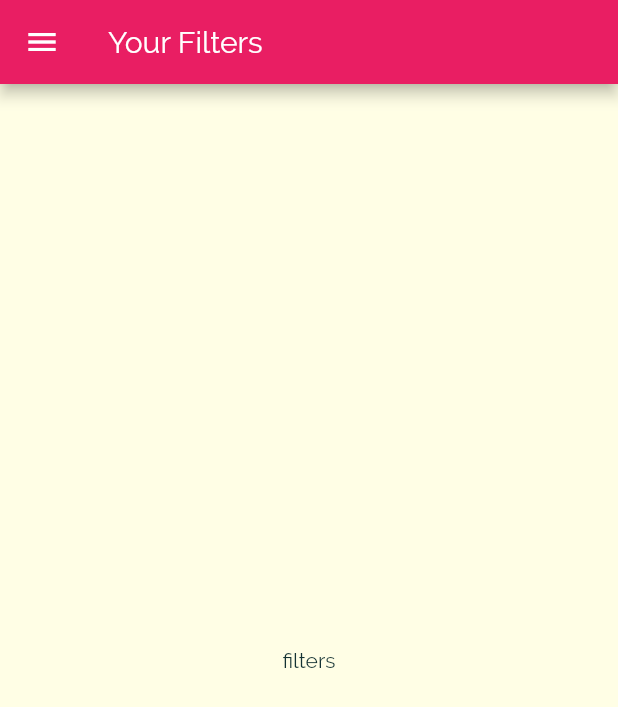
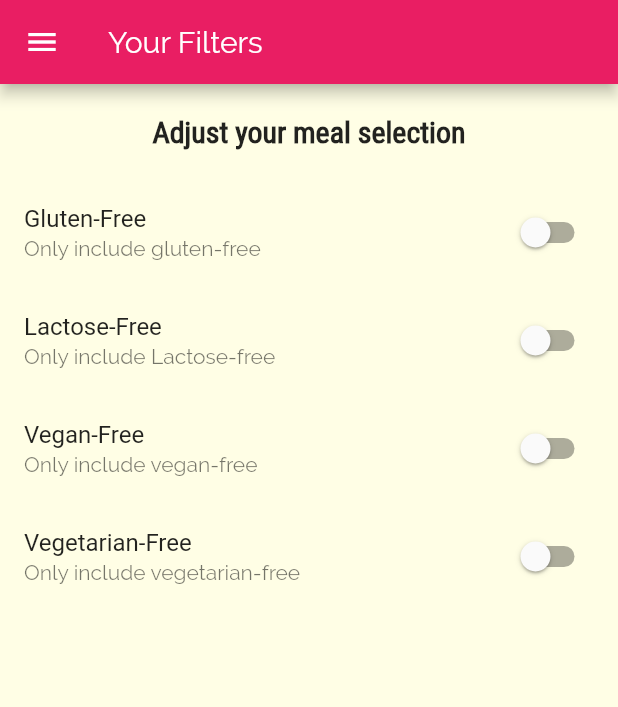
Before and after one commit to AbdoTareq/meals, a Flutter app: the FilterScreen screen opened by its route, on a phone screen of 412 x 824 dp. Shown: the top 707 px of the screen. Run offline on Flutter 3.47's test engine with Material 2 defaults, Android fonts, the phone set to English and light mode, and no system bars.

Commit message:
feat: Add meal filters

```diff
--- a/lib/screens/filter_screen.dart
+++ b/lib/screens/filter_screen.dart
@@ -1,16 +1,92 @@
 import 'package:flutter/material.dart';
 import 'package:meals/widgets/main_drawer.dart';
 
-class FilterScreen extends StatelessWidget {
+class FilterScreen extends StatefulWidget {
   static const routeName = '/filters';
+
+  @override
+  _FilterScreenState createState() => _FilterScreenState();
+}
+
+class _FilterScreenState extends State<FilterScreen> {
+  bool _glutenFree = false;
+  bool _lactoseFree = false;
+  bool _vegan = false;
+  bool _vegetarian = false;
 
   @override
   Widget build(BuildContext context) {
     return Scaffold(
-        appBar: AppBar(
-          title: Text('Your Filters'),
+      appBar: AppBar(
+        title: Text('Your Filters'),
+      ),
+      drawer: MainDrawer(),
+      body: Column(children: <Widget>[
+        Container(
+          padding: EdgeInsets.all(20),
+          child: Text(
+            'Adjust your meal selection',
+            style: Theme.of(context).textTheme.headline6,
+          ),
         ),
-        drawer: MainDrawer(),
-        body: Center(child: Text('filters')));
+        // we used expanded to wrap list view to take finite space not all space like parent column
+        Expanded(
+          child: ListView(
+            children: [
+              buildSwitchListTile(
+                'Gluten-Free',
+                'Only include gluten-free',
+                _glutenFree,
+                (bool value) {
+                  setState(() {
+                    _glutenFree = value;
+                  });
+                },
+              ),
+              buildSwitchListTile(
+                'Lactose-Free',
+                'Only include Lactose-free',
+                _lactoseFree,
+                (bool value) {
+                  setState(() {
+                    _lactoseFree = value;
+                  });
+                },
+              ),
+              buildSwitchListTile(
+                'Vegan-Free',
+                'Only include vegan-free',
+                _vegan,
+                (bool value) {
+                  setState(() {
+                    _vegan = value;
+                  });
+                },
+              ),
+              buildSwitchListTile(
+                'Vegetarian-Free',
+                'Only include vegetarian-free',
+                _vegetarian,
+                (bool value) {
+                  setState(() {
+                    _vegetarian = value;
+                  });
+                },
+              ),
+            ],
+          ),
+        ),
+      ]),
+    );
+  }
+
+  SwitchListTile buildSwitchListTile(String title, String subtitle, bool value,
+      Null Function(bool value) fun) {
+    return SwitchListTile(
+      title: Text(title),
+      subtitle: Text(subtitle),
+      value: value,
+      onChanged: fun,
+    );
   }
 }
```
